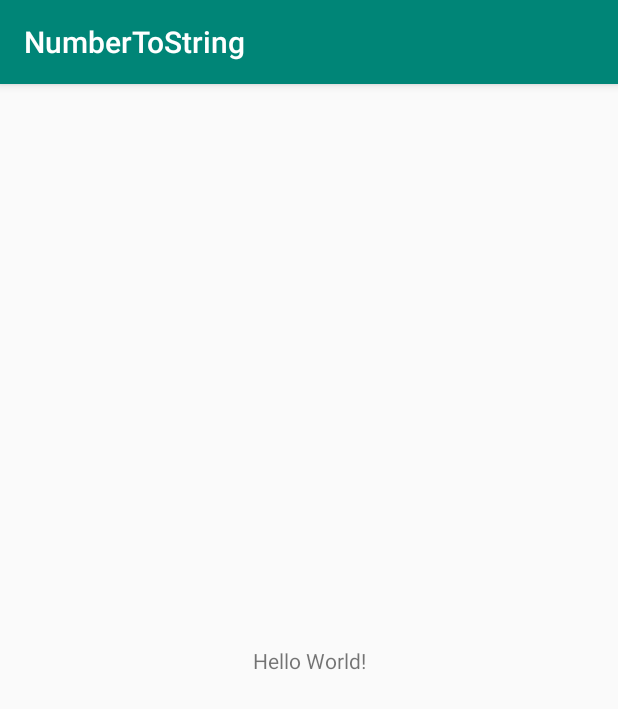
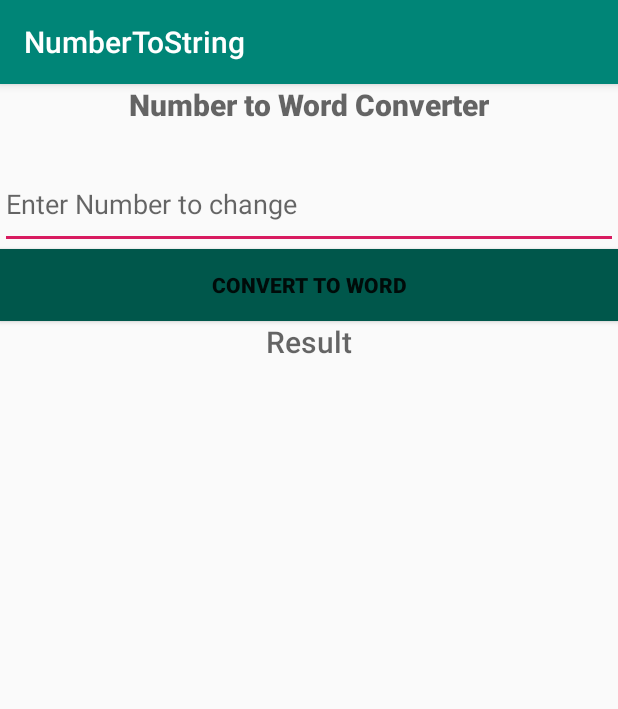
Before and after one commit to NishanKhadka10/NumberToString, an Android app: the screen it shows after launch (MainActivity), on a phone screen of 412 x 824 dp. Shown: the top 709 px of the screen. Run offline under Robolectric (Android 15) with nearby library versions, the phone set to English and light mode, and no system bars.

Commit message:
Value taken from text field and converter into word form.

```diff
--- a/app/src/main/java/com/numbertostring/MainActivity.java
+++ b/app/src/main/java/com/numbertostring/MainActivity.java
@@ -2,12 +2,34 @@ package com.numbertostring;
 
 import android.support.v7.app.AppCompatActivity;
 import android.os.Bundle;
+import android.view.View;
+import android.widget.Button;
+import android.widget.EditText;
+import android.widget.TextView;
 
 public class MainActivity extends AppCompatActivity {
+
+    private EditText txtnumber;
+    private Button btnconvert;
+    private TextView tvoutput;
 
     @Override
     protected void onCreate(Bundle savedInstanceState) {
         super.onCreate(savedInstanceState);
         setContentView(R.layout.activity_main);
+
+        txtnumber = findViewById(R.id.txtnumber);
+        tvoutput = findViewById(R.id.tvoutput);
+        btnconvert = findViewById(R.id.btnconvert);
+
+        btnconvert.setOnClickListener(new View.OnClickListener() {
+            @Override
+            public void onClick(View v) {
+                int num = Integer.parseInt(txtnumber.getText().toString());
+                ConvertActivity change = new ConvertActivity();
+                String word = change.change(num);
+                tvoutput.setText("In word:"+ word);
+            }
+        });
     }
 }
--- a/app/src/main/res/layout/activity_main.xml
+++ b/app/src/main/res/layout/activity_main.xml
@@ -1,18 +1,43 @@
 <?xml version="1.0" encoding="utf-8"?>
-<android.support.constraint.ConstraintLayout xmlns:android="http://schemas.android.com/apk/res/android"
+<LinearLayout xmlns:android="http://schemas.android.com/apk/res/android"
     xmlns:app="http://schemas.android.com/apk/res-auto"
     xmlns:tools="http://schemas.android.com/tools"
     android:layout_width="match_parent"
     android:layout_height="match_parent"
+    android:orientation="vertical"
     tools:context=".MainActivity">
 
     <TextView
-        android:layout_width="wrap_content"
+        android:id="@+id/tvview"
+        android:layout_width="match_parent"
+        android:layout_height="50dp"
+        android:hint="Number to Word Converter"
+        android:textAlignment="center"
+        android:textSize="20dp"
+        android:fontFamily="sans-serif-black"/>
+
+    <EditText
+        android:id="@+id/txtnumber"
+        android:layout_width="match_parent"
+        android:layout_height="60dp"
+        android:fontFamily="sans-serif"
+        android:hint="Enter Number to change"/>
+
+    <Button
+        android:id="@+id/btnconvert"
+        android:layout_width="match_parent"
         android:layout_height="wrap_content"
-        android:text="Hello World!"
-        app:layout_constraintBottom_toBottomOf="parent"
-        app:layout_constraintLeft_toLeftOf="parent"
-        app:layout_constraintRight_toRightOf="parent"
-        app:layout_constraintTop_toTopOf="parent" />
+        android:text="Convert to Word"
+        android:fontFamily="sans-serif-black"
+        android:background="@color/colorPrimaryDark"/>
 
-</android.support.constraint.ConstraintLayout>
+    <TextView
+        android:id="@+id/tvoutput"
+        android:layout_width="match_parent"
+        android:layout_height="60dp"
+        android:textSize="20dp"
+        android:textAlignment="center"
+        android:hint="Result"
+        android:fontFamily="sans-serif-medium"/>
+
+</LinearLayout>
```
Also changed, not shown: app/src/main/java/com/numbertostring/ConvertActivity.java (added, +34 -0 lines).
